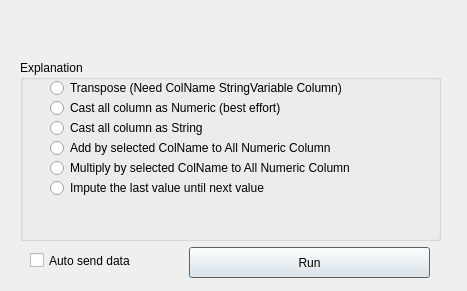
This is orangecontrib/AAIT/widgets/designer/owmutator.ui in TigerODM/TigerODM as Qt 5 draws it before an edit. The edited form follows.
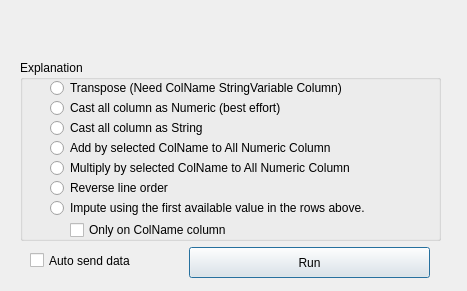
This is the edited form.

The edit to the form file:
```diff
--- a/orangecontrib/AAIT/widgets/designer/owmutator.ui
+++ b/orangecontrib/AAIT/widgets/designer/owmutator.ui
@@ -106,7 +106,20 @@
      <string>Multiply by selected ColName to All Numeric Column</string>
     </property>
    </widget>
-   <widget class="QRadioButton" name="radioButton_ffill">
+   <widget class="QRadioButton" name="radioButton_impute_above">
+    <property name="geometry">
+     <rect>
+      <x>30</x>
+      <y>140</y>
+      <width>381</width>
+      <height>16</height>
+     </rect>
+    </property>
+    <property name="text">
+     <string>Impute using the first available value in the rows above.</string>
+    </property>
+   </widget>
+   <widget class="QRadioButton" name="radioButton_reverse_line_order">
     <property name="geometry">
      <rect>
       <x>30</x>
@@ -116,7 +129,23 @@
      </rect>
     </property>
     <property name="text">
-     <string>Impute the last value until next value</string>
+     <string>Reverse line order</string>
+    </property>
+   </widget>
+   <widget class="QCheckBox" name="checkBox_only_colname">
+    <property name="geometry">
+     <rect>
+      <x>50</x>
+      <y>160</y>
+      <width>181</width>
+      <height>20</height>
+     </rect>
+    </property>
+    <property name="text">
+     <string>Only on ColName column</string>
+    </property>
+    <property name="checkable">
+     <bool>true</bool>
     </property>
    </widget>
   </widget>
```
